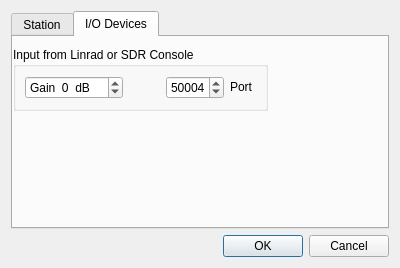
Above: qmap/devsetup.ui from mkveksas/wsjt-64 before the change. Below: the same form after it.
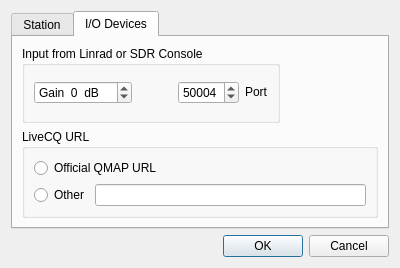
That is the form after the change. The open tabs and pages were chosen to show the change.

```diff
--- a/qmap/devsetup.ui
+++ b/qmap/devsetup.ui
@@ -278,15 +278,8 @@
       <attribute name="title">
        <string>I/O Devices</string>
       </attribute>
-      <widget class="QWidget" name="layoutWidget_2">
-       <property name="geometry">
-        <rect>
-         <x>0</x>
-         <y>10</y>
-         <width>255</width>
-         <height>64</height>
-        </rect>
-       </property>
+      <layout class="QGridLayout" name="gridLayout_4">
+       <item row="0" column="0">
        <layout class="QVBoxLayout" name="verticalLayout_8">
         <item>
          <widget class="QGroupBox" name="groupBox_2">
@@ -371,14 +364,14 @@
                  </property>
                  <property name="minimumSize">
                   <size>
-                   <width>26</width>
+                    <width>0</width>
                    <height>0</height>
                   </size>
                  </property>
                  <property name="maximumSize">
                   <size>
                    <width>16777215</width>
-                   <height>20</height>
+                    <height>16777215</height>
                   </size>
                  </property>
                  <property name="text">
@@ -394,7 +387,57 @@
          </widget>
         </item>
        </layout>
-      </widget>
+       </item>
+       <item row="0" column="1">
+        <spacer name="horizontalSpacer">
+         <property name="orientation">
+          <enum>Qt::Horizontal</enum>
+         </property>
+         <property name="sizeHint" stdset="0">
+          <size>
+           <width>40</width>
+           <height>20</height>
+          </size>
+         </property>
+        </spacer>
+       </item>
+       <item row="1" column="0" colspan="2">
+        <widget class="QGroupBox" name="groupBox">
+         <property name="sizePolicy">
+          <sizepolicy hsizetype="Expanding" vsizetype="Preferred">
+           <horstretch>0</horstretch>
+           <verstretch>0</verstretch>
+          </sizepolicy>
+         </property>
+         <property name="title">
+          <string>LiveCQ URL</string>
+         </property>
+         <layout class="QGridLayout" name="gridLayout_3">
+          <item row="0" column="0" colspan="2">
+           <widget class="QRadioButton" name="w3szBut">
+            <property name="text">
+             <string>Official QMAP URL</string>
+            </property>
+           </widget>
+          </item>
+          <item row="1" column="0">
+           <widget class="QRadioButton" name="otherBut">
+            <property name="text">
+             <string>Other</string>
+            </property>
+           </widget>
+          </item>
+          <item row="1" column="1">
+           <widget class="QLineEdit" name="otherUrlBox">
+            <property name="text">
+             <string/>
+            </property>
+           </widget>
+          </item>
+         </layout>
+        </widget>
+       </item>
+      </layout>
      </widget>
     </widget>
    </item>
```
Left out of the diff: 16 changed lines with no effect on the pictures. Lines whose indentation alone changed are shown as unchanged.
